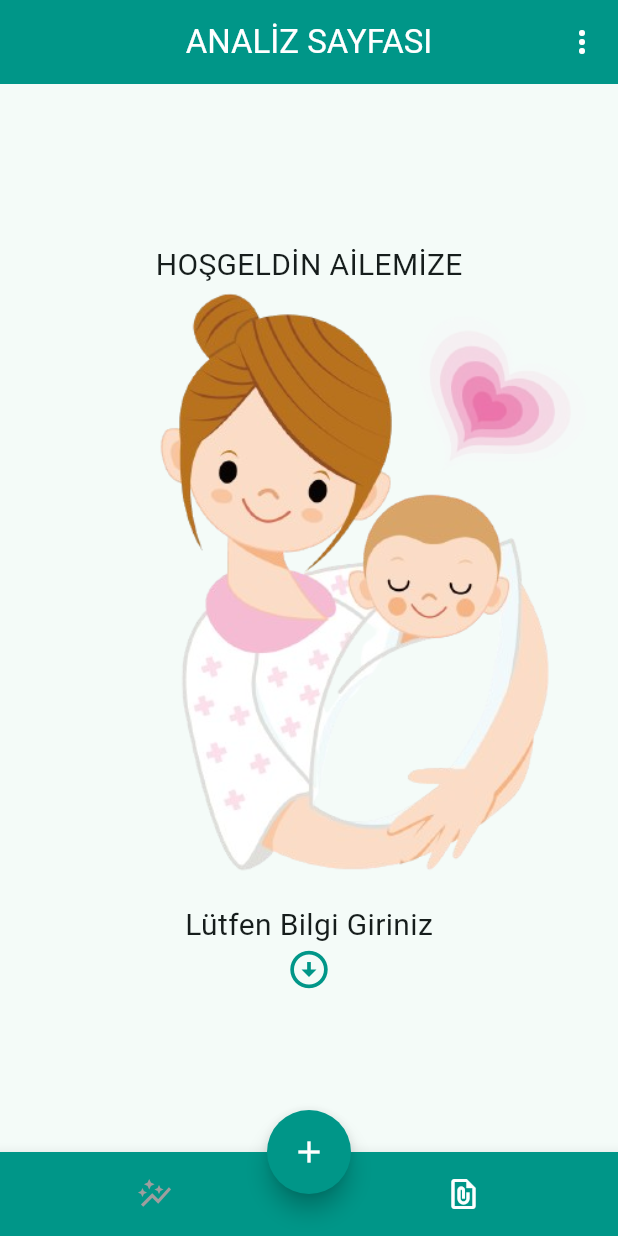
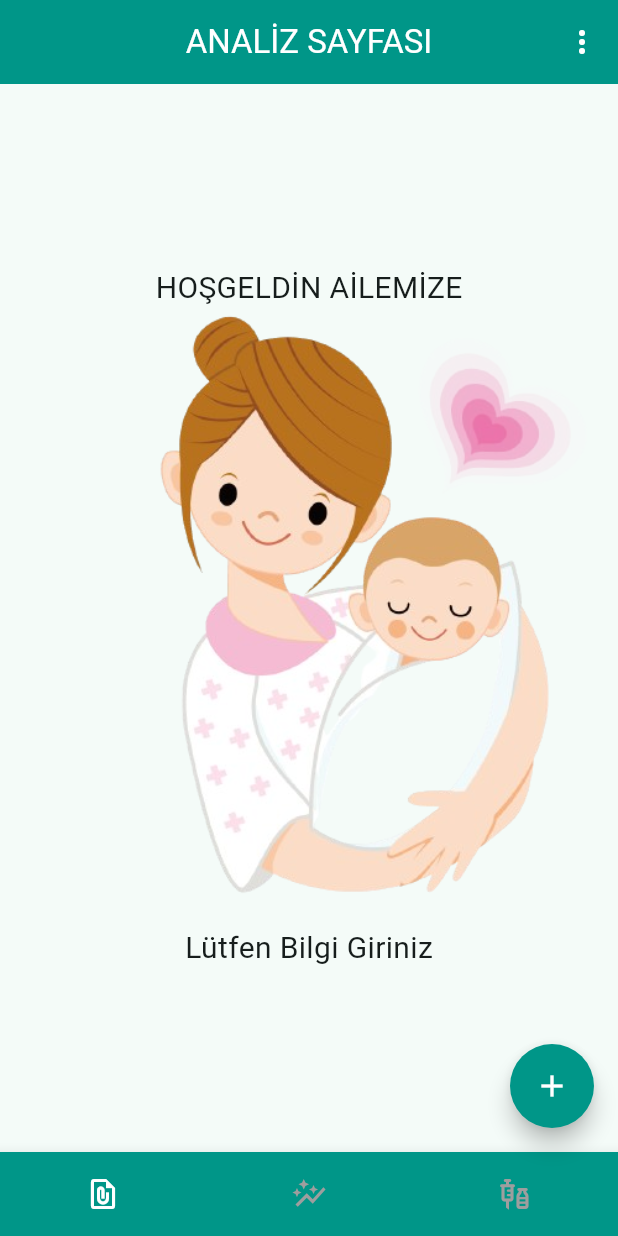
Before and after one commit to ykakkaya/bebek_takip_getx_hive, a Flutter app: the screen it shows after launch, on a phone screen of 412 x 824 dp. Run offline on Flutter 3.47's test engine with Material 3 defaults, Android fonts, the phone set to English and light mode, and no system bars; drawn by our look-alikes of animated_bottom_navigation_bar; our stand-ins replace flutter_datetime_picker_plus, get, get_storage, hive, hive_flutter, syncfusion_flutter_charts; accounts and stored records are empty.

Commit message:
vaccine date added

```diff
--- a/lib/controllers/home_controller.dart
+++ b/lib/controllers/home_controller.dart
@@ -1,7 +1,7 @@
 import 'package:get/get.dart';
 
 class HomeController extends GetxController {
-  var currentIndex = 1.obs;
+  var currentIndex = 0.obs;
 
   void changePage(int index) {
     currentIndex.value = index;
--- a/lib/main.dart
+++ b/lib/main.dart
@@ -7,6 +7,7 @@ import 'package:bebek_takip/project_settings/project_text.dart';
 import 'package:bebek_takip/screens/add_baby.dart';
 import 'package:bebek_takip/screens/analiz_page.dart';
 import 'package:bebek_takip/screens/grafik_page.dart';
+import 'package:bebek_takip/screens/vaccine.dart';
 import 'package:bebek_takip/widgets/myappbar.dart';
 import 'package:flutter/material.dart';
 import 'package:flutter/services.dart';
@@ -56,8 +57,7 @@ class IndexPage extends StatefulWidget {
 
 class _IndexPageState extends State<IndexPage> {
   final HomeController controller = Get.put(HomeController());
-  final BabyDateTimeController dateController =
-      Get.put(BabyDateTimeController());
+  final BabyDateTimeController dateController = Get.put(BabyDateTimeController());
 
   @override
   Widget build(BuildContext context) {
@@ -65,15 +65,13 @@ class _IndexPageState extends State<IndexPage> {
       appBar: PreferredSize(
           preferredSize: Size.fromHeight(kToolbarHeight),
           child: Obx(() => MyAppbar(
-                title: (controller.currentIndex.value == 0)
-                    ? ProjectText.grafikAppbarText
-                    : ProjectText.analizAppbarText,
+                title: getAppbarName(controller.currentIndex.value),
               ))),
       body: SafeArea(child: Obx(() => _getPage(controller.currentIndex.value))),
       bottomNavigationBar: Obx(
         () => AnimatedBottomNavigationBar(
           backgroundColor: ProjectColors.bottomNavigatorColor,
-          icons: const [Icons.auto_graph_outlined, Icons.file_present_outlined],
+          icons: const [Icons.file_present_outlined, Icons.auto_graph_outlined, Icons.vaccines_outlined],
           activeIndex: controller.currentIndex.value,
           activeColor: ProjectColors.bottomActiveColor,
           inactiveColor: ProjectColors.bottomInactiveColor,
@@ -89,12 +87,11 @@ class _IndexPageState extends State<IndexPage> {
             Get.off(() => const AddBaby());
           } else {
             Get.defaultDialog(
-              title: "Bebeğinizin Doğum Gününü Giriniz.",
+              title: "Bebeğinizin Doğum Tarihini Giriniz",
               content: SizedBox(
                 height: Get.height * 0.05,
                 child: ElevatedButton(
-                  style: ElevatedButton.styleFrom(
-                      backgroundColor: Colors.red.shade100),
+                  style: ElevatedButton.styleFrom(backgroundColor: Colors.red.shade100),
                   onPressed: () {
                     DatePicker.showDatePicker(
                       context,
@@ -133,19 +130,36 @@ class _IndexPageState extends State<IndexPage> {
           color: ProjectColors.fabIconColor,
         ),
       ),
-      floatingActionButtonLocation: FloatingActionButtonLocation.centerDocked,
     );
   }
 
   Widget _getPage(int index) {
     switch (index) {
       case 0:
-        return const GrafikPage();
+        return const AnalizPage();
 
       case 1:
+        return const GrafikPage();
+      case 2:
+        return Vaccine();
+      default:
         return const AnalizPage();
+    }
+  }
+
+  getAppbarName(int value) {
+    switch (value) {
+      case 0:
+        return ProjectText.analizAppbarText;
+
+      case 1:
+        return ProjectText.grafikAppbarText;
+
+      case 2:
+        return "AŞI TAKVİMİ";
+
       default:
-        return const GrafikPage();
+        return ProjectText.analizAppbarText;
     }
   }
 }
--- a/lib/screens/analiz_page.dart
+++ b/lib/screens/analiz_page.dart
@@ -13,12 +13,6 @@ class AnalizPage extends StatefulWidget {
 }
 
 class _AnalizPageState extends State<AnalizPage> {
-  //@override
-  // void initState() {
-  //   controller.getAllList();
-  //   super.initState();
-  // }
-
   BabyController controller = Get.put(BabyController());
   @override
   Widget build(BuildContext context) {
@@ -38,11 +32,6 @@ class _AnalizPageState extends State<AnalizPage> {
                       ProjectText.emptyPageString,
                       style: const TextStyle(fontSize: 20),
                     ),
-                    Icon(
-                      Icons.arrow_circle_down,
-                      size: 30,
-                      color: ProjectColors.iconColor,
-                    )
                   ],
                 ),
               )
@@ -124,8 +113,8 @@ class _AnalizPageState extends State<AnalizPage> {
                                     onPressed: () {
                                       Get.snackbar("Uyarı", "Veriyi Silmek İstiyor musunuz?",
                                           dismissDirection: DismissDirection.startToEnd,
-                                          duration: const Duration(seconds: 2),
-                                          backgroundColor: Colors.red[200],
+                                          //duration: const Duration(seconds: 2),
+                                          backgroundColor: Colors.red[100],
                                           mainButton: TextButton(
                                               onPressed: () {
                                                 controller.removeBabyList(item);
--- a/lib/screens/grafik_page.dart
+++ b/lib/screens/grafik_page.dart
@@ -27,8 +27,7 @@ class _GrafikPageState extends State<GrafikPage> {
               series: <LineSeries<Baby, String>>[
                 LineSeries(
                   dataSource: controller.babyList,
-                  xValueMapper: (Baby baby, _) =>
-                      "${baby.time.day}/${baby.time.month}",
+                  xValueMapper: (Baby baby, _) => "${baby.time.day}/${baby.time.month}",
                   yValueMapper: (Baby baby, _) => baby.weight,
                   dataLabelSettings: const DataLabelSettings(isVisible: true),
                 )
@@ -41,8 +40,7 @@ class _GrafikPageState extends State<GrafikPage> {
               series: <LineSeries<Baby, String>>[
                 LineSeries(
                   dataSource: controller.babyList,
-                  xValueMapper: (Baby baby, _) =>
-                      "${baby.time.day}/${baby.time.month}",
+                  xValueMapper: (Baby baby, _) => "${baby.time.day}/${baby.time.month}",
                   yValueMapper: (Baby baby, _) => baby.height,
                   dataLabelSettings: const DataLabelSettings(isVisible: true),
                 )
```
Also changed, not shown: lib/controllers/vaccine_controller.dart (added, +80 -0 lines), lib/screens/update_baby.dart (+8 -17 lines), lib/screens/vaccine.dart (added, +62 -0 lines), lib/widgets/myappbar.dart (+4 -4 lines).
